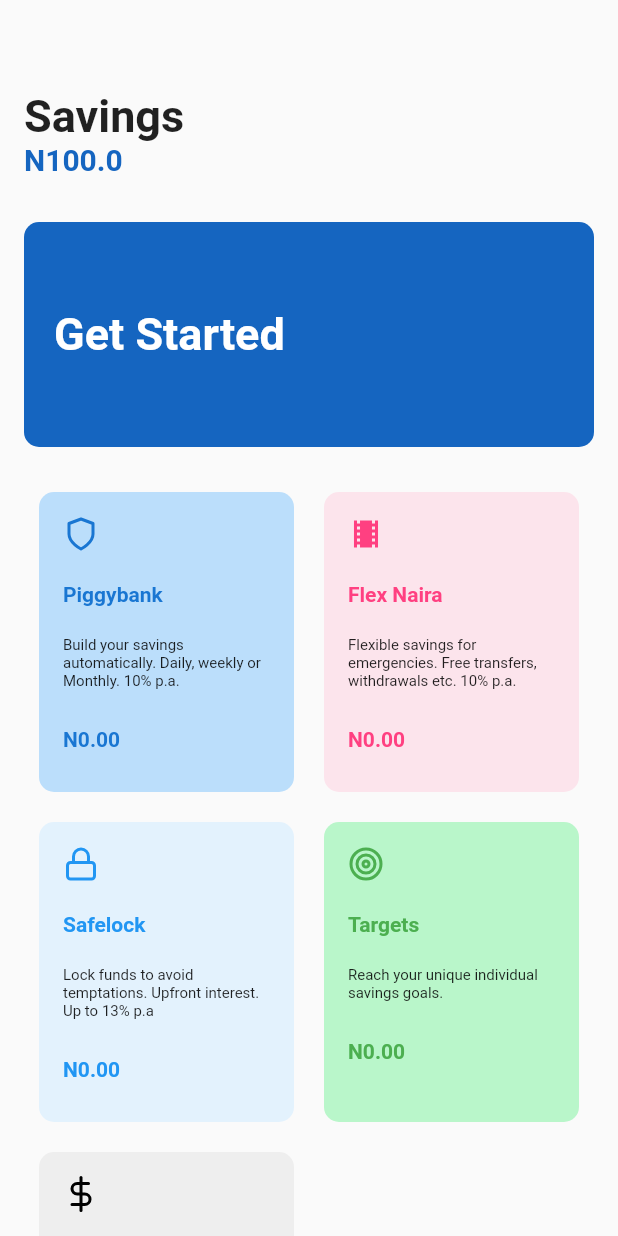
After one commit to pawnjester/piggyvest-ui-clone-flutter, a Flutter app: the SavingsPage screen opened directly, on a phone screen of 412 x 824 dp. The commit adds this screen. Run offline on Flutter 3.47's test engine with Material 2 defaults, Android fonts, the phone set to English and light mode, and no system bars; our stand-ins replace flutter_icons, font_awesome_flutter.

Commit message:
make changes on savings page

```diff
--- /dev/null
+++ b/lib/pages/savings_page.dart
@@ -0,0 +1,129 @@
+import 'package:flutter/cupertino.dart';
+import 'package:flutter/material.dart';
+import 'package:flutter_icons/flutter_icons.dart';
+import 'package:piggyvestclone/widgets/savings_card.dart';
+
+class SavingsPage extends StatefulWidget {
+  @override
+  SavingsPageState createState() => SavingsPageState();
+}
+
+class SavingsPageState extends State<SavingsPage> {
+  @override
+  Widget build(BuildContext context) {
+    return Scaffold(
+      body: SafeArea(
+        child: ListView(
+          children: <Widget>[
+            Container(
+              padding: EdgeInsets.only(left: 16, right: 16, top: 60),
+              child: Column(
+                crossAxisAlignment: CrossAxisAlignment.start,
+                children: <Widget>[
+                  Text(
+                    "Savings",
+                    style: TextStyle(fontSize: 30, fontWeight: FontWeight.bold),
+                  ),
+                  Text(
+                    "N100.0",
+                    style: TextStyle(
+                        fontSize: 20,
+                        fontWeight: FontWeight.bold,
+                        color: Colors.blue[800]),
+                  ),
+                  SizedBox(
+                    height: 30,
+                  ),
+                  Container(
+                      height: 150,
+                      child: Row(
+                        children: <Widget>[
+                          Padding(
+                            padding: const EdgeInsets.symmetric(horizontal: 20),
+                            child: Text(
+                              "Get Started",
+                              style: TextStyle(
+                                  fontSize: 30,
+                                  fontWeight: FontWeight.bold,
+                                  color: Colors.white),
+                            ),
+                          )
+                        ],
+                      ),
+                      decoration: BoxDecoration(
+                          color: Colors.blue[800],
+                          borderRadius: BorderRadius.only(
+                              topLeft: Radius.circular(10),
+                              topRight: Radius.circular(10),
+                              bottomRight: Radius.circular(10),
+                              bottomLeft: Radius.circular(10)))),
+                  SizedBox(
+                    height: 20,
+                  ),
+                  Table(
+                    children: [
+                      TableRow(children: [
+                        SavingsCard(
+                          savingsBody:
+                              "Build your savings automatically. Daily, weekly or Monthly. 10% p.a.",
+                          savingsType: "Piggybank",
+                          color: Colors.blue[700],
+                          backgroundColor: Colors.blue[100],
+                          moneyText: "N0.00",
+                          icon: Feather.shield,
+                        ),
+                        SavingsCard(
+                          savingsBody:
+                              "Flexible savings for emergencies. Free transfers, withdrawals etc. 10% p.a.",
+                          savingsType: "Flex Naira",
+                          color: Colors.pinkAccent,
+                          backgroundColor: Colors.pink[50],
+                          moneyText: "N0.00",
+                          icon: MaterialIcons.local_movies,
+                        ),
+                      ]),
+                      TableRow(children: [
+                        SavingsCard(
+                          savingsBody:
+                              "Lock funds to avoid temptations. Upfront interest. Up to 13% p.a",
+                          savingsType: "Safelock",
+                          color: Colors.blue[500],
+                          backgroundColor: Colors.blue[50],
+                          moneyText: "N0.00",
+                          icon: Feather.lock,
+                        ),
+                        SavingsCard(
+                          savingsBody:
+                              "Reach your unique individual savings goals.",
+                          savingsType: "Targets",
+                          color: Colors.green,
+                          backgroundColor: Colors.greenAccent[100],
+                          moneyText: "N0.00",
+                          icon: Feather.target,
+                        ),
+                      ]),
+                      TableRow(children: [
+                        SavingsCard(
+                          savingsBody:
+                              "Save & grow your wealth in dollars. Up to 6% p.a in dollars",
+                          savingsType: "Flex Dollar",
+                          color: Colors.black,
+                          backgroundColor: Colors.grey[200],
+                          moneyText: "N0.00",
+                          icon: Feather.dollar_sign,
+                        ),
+                        Container(
+                          height: 200,
+                        )
+                      ])
+                    ],
+                  ),
+                ],
+              ),
+            ),
+          ],
+        ),
+      ),
+    );
+  }
+}
--- a/lib/widgets/custom_navigation_bar.dart
+++ b/lib/widgets/custom_navigation_bar.dart
@@ -1,6 +1,7 @@
 import 'package:flutter/cupertino.dart';
 import 'package:flutter/material.dart';
 import 'package:flutter_icons/flutter_icons.dart';
+import 'package:piggyvestclone/pages/savings_page.dart';
 import 'package:piggyvestclone/widgets/bottom_navigation_item.dart';
 //import 'flutter_ic';
 
@@ -48,6 +49,7 @@ class _CustomNavigationBarState extends State<CustomNavigationBar> {
               text: 'Savings',
               currentIndex: _itemIndex,
               onTap: () {
+                Navigator.push(context, MaterialPageRoute(builder: (_) => SavingsPage()));
                 _itemIndex = 1;
                 widget.onTap(_itemIndex);
               },
--- /dev/null
+++ b/lib/widgets/savings_card.dart
@@ -0,0 +1,54 @@
+import 'package:flutter/cupertino.dart';
+
+class SavingsCard extends StatelessWidget {
+  final String savingsType, savingsBody, moneyText;
+  final IconData icon;
+  final Color color, backgroundColor;
+
+  const SavingsCard(
+      {Key key,
+      this.savingsBody,
+      this.savingsType,
+      this.moneyText,
+      this.icon,
+      this.color, this.backgroundColor})
+      : super(key: key);
+
+  @override
+  Widget build(BuildContext context) {
+    return Container(
+      margin: EdgeInsets.symmetric(horizontal: 10, vertical: 10),
+        height: 200,
+        child: Padding(
+          padding: const EdgeInsets.all(16.0),
+          child: Column(
+            crossAxisAlignment: CrossAxisAlignment.start,
+            children: <Widget>[
+              Icon(
+                icon,
+                color: color,
+              ),
+              SizedBox(height: 20,),
+              Text(
+                savingsType,
+                style: TextStyle(color: color, fontWeight: FontWeight.bold),
+              ),
+              SizedBox(height: 20,),
+              Text(savingsBody, style: TextStyle(fontSize: 10),),
+              SizedBox(height: 25,),
+              Text(
+                moneyText,
+                style: TextStyle(color: color, fontWeight: FontWeight.bold),
+              )
+            ],
+          ),
+        ),
+        decoration: BoxDecoration(
+            color: backgroundColor,
+            borderRadius: BorderRadius.only(
+                topLeft: Radius.circular(10),
+                topRight: Radius.circular(10),
+                bottomRight: Radius.circular(10),
+                bottomLeft: Radius.circular(10))));
+  }
+}
```
